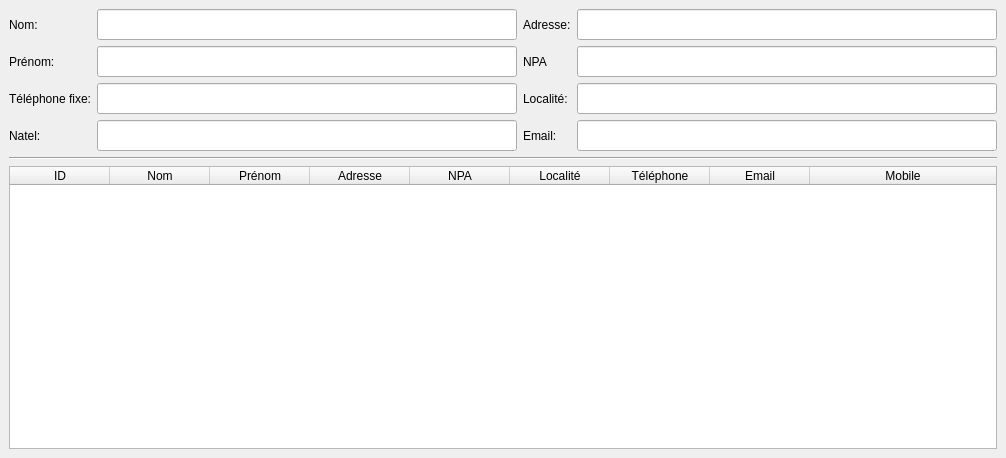
LPOdev/Sploks, file sploks/views/contract_form.ui: the form before one commit.
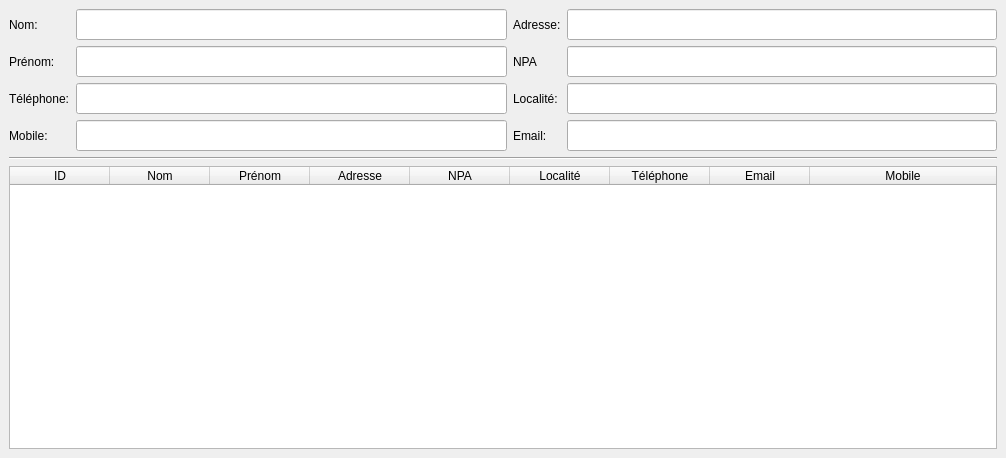
The form after the commit.

Commit message: T11 Changer contenu label téléphone et mobile

```diff
--- a/sploks/views/contract_form.ui
+++ b/sploks/views/contract_form.ui
@@ -16,13 +16,13 @@
   <property name="minimumSize">
    <size>
     <width>1006</width>
-    <height>0</height>
+    <height>458</height>
    </size>
   </property>
   <property name="maximumSize">
    <size>
     <width>1006</width>
-    <height>16777215</height>
+    <height>458</height>
    </size>
   </property>
   <property name="windowTitle">
@@ -229,7 +229,7 @@
          <string notr="true">font: 87 14pt &quot;Arial Black&quot;;</string>
         </property>
         <property name="text">
-         <string>Téléphone fixe:</string>
+         <string>Téléphone:</string>
         </property>
        </widget>
       </item>
@@ -239,7 +239,7 @@
          <string notr="true">font: 87 14pt &quot;Arial Black&quot;;</string>
         </property>
         <property name="text">
-         <string>Natel:</string>
+         <string>Mobile:</string>
         </property>
        </widget>
       </item>
```
